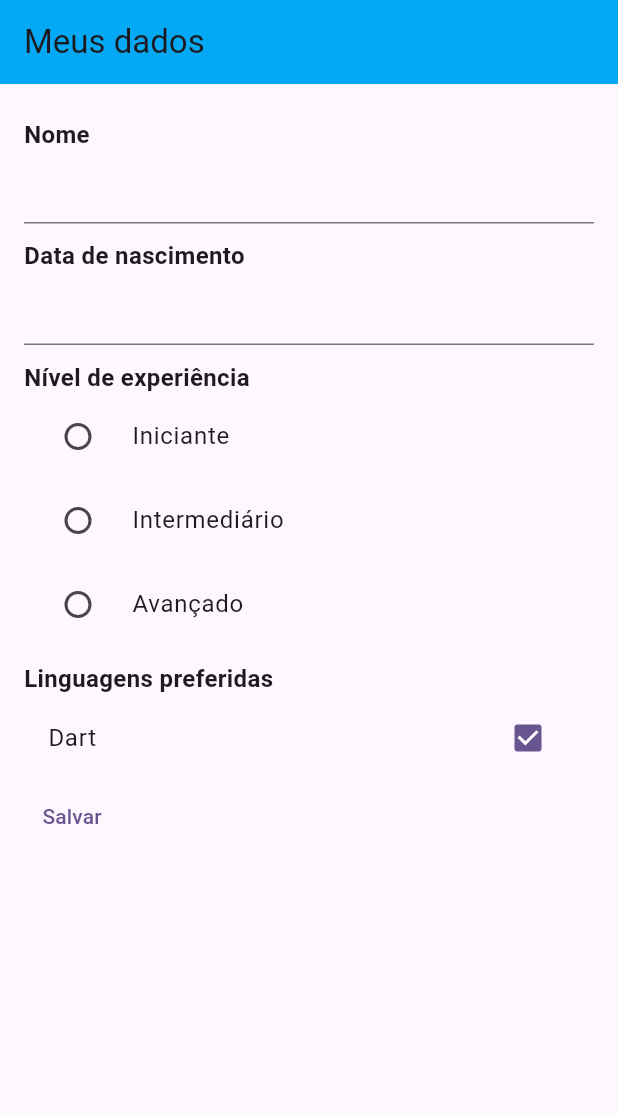
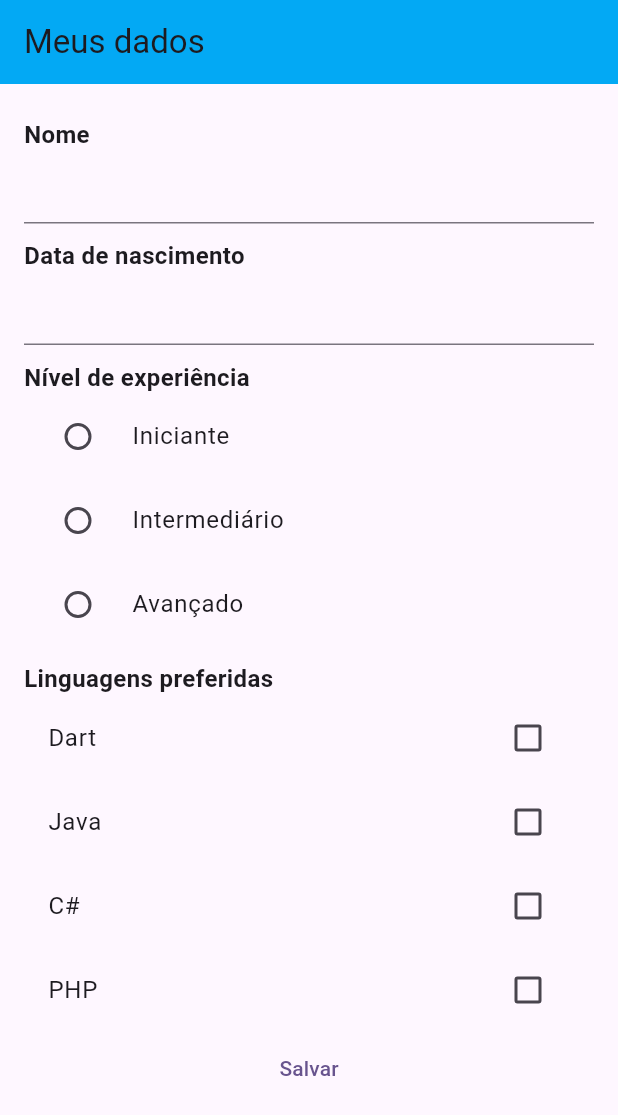
Before and after one commit to maurojh/diowpicouef, a Flutter app: the screen it shows after launch, on a phone screen of 412 x 824 dp. Shown: the top 1115 px of the screen. Run offline on Flutter 3.47's test engine with Material 2 defaults, Android fonts, the phone set to English and light mode, and no system bars.

Commit message:
Column para vários Checkbox com map

```diff
--- a/lib/dados_cadastrais.dart
+++ b/lib/dados_cadastrais.dart
@@ -39,8 +39,7 @@ class _DadosCadastraisState extends State<DadosCadastrais> {
       ),
       body: Padding(
         padding: const EdgeInsets.symmetric(vertical: 12, horizontal: 16),
-        child: Column(
-          crossAxisAlignment: CrossAxisAlignment.start,
+        child: ListView(
           children: [
             rotuloTexto('Nome'),
             TextField(
@@ -79,9 +78,12 @@ class _DadosCadastraisState extends State<DadosCadastrais> {
                     )
                     .toList()),
             rotuloTexto('Linguagens preferidas'),
-            CheckboxListTile(
-              title: Text('Dart'),
-              value: true, onChanged: (value) {}),
+            Column(
+              children: linguagens.map((elemento) => CheckboxListTile(
+              title: Text(elemento),
+              value: false,
+              onChanged: (value) {}),).toList(),
+            ),
             TextButton(
               onPressed: () {
                 print(controlaNome.text);
```
